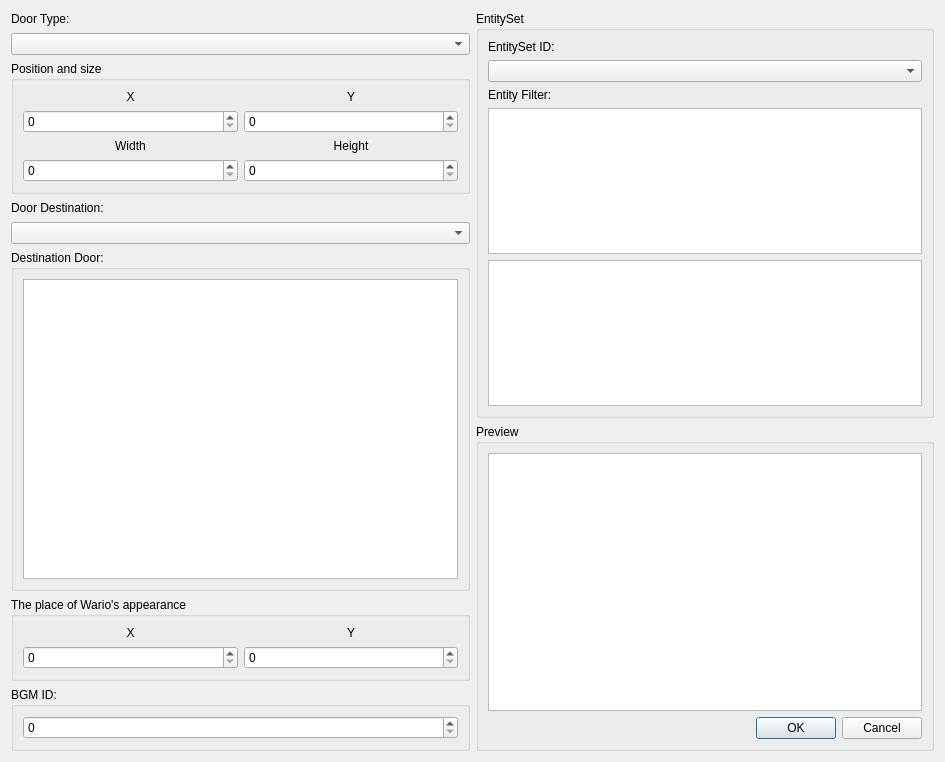
The window that Dialog/DoorConfigDialog.ui (wario-land/WL4Editor) describes before a commit, drawn with Qt 5.
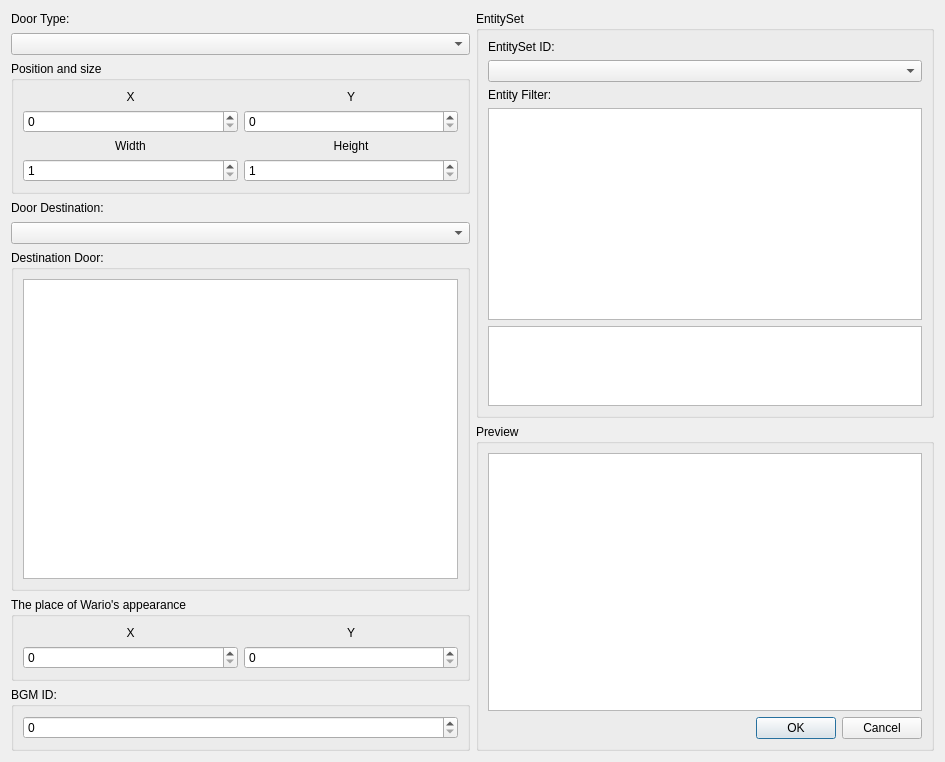
The same window after the commit.

Commit message: UI logic improments

What changed in the file:
```diff
--- a/Dialog/DoorConfigDialog.ui
+++ b/Dialog/DoorConfigDialog.ui
@@ -70,7 +70,14 @@
        </widget>
       </item>
       <item>
-       <widget class="QTextEdit" name="TextEdit_AllTheEntities"/>
+       <widget class="QTextEdit" name="TextEdit_AllTheEntities">
+        <property name="maximumSize">
+         <size>
+          <width>16777215</width>
+          <height>80</height>
+         </size>
+        </property>
+       </widget>
       </item>
      </layout>
     </widget>
@@ -130,10 +137,18 @@
          </widget>
         </item>
         <item row="3" column="0">
-         <widget class="QSpinBox" name="SpinBox_DoorWidth"/>
+         <widget class="QSpinBox" name="SpinBox_DoorWidth">
+          <property name="minimum">
+           <number>1</number>
+          </property>
+         </widget>
         </item>
         <item row="3" column="1">
-         <widget class="QSpinBox" name="SpinBox_DoorHeight"/>
+         <widget class="QSpinBox" name="SpinBox_DoorHeight">
+          <property name="minimum">
+           <number>1</number>
+          </property>
+         </widget>
         </item>
        </layout>
       </item>
```
The commit also changes 6 other files.
